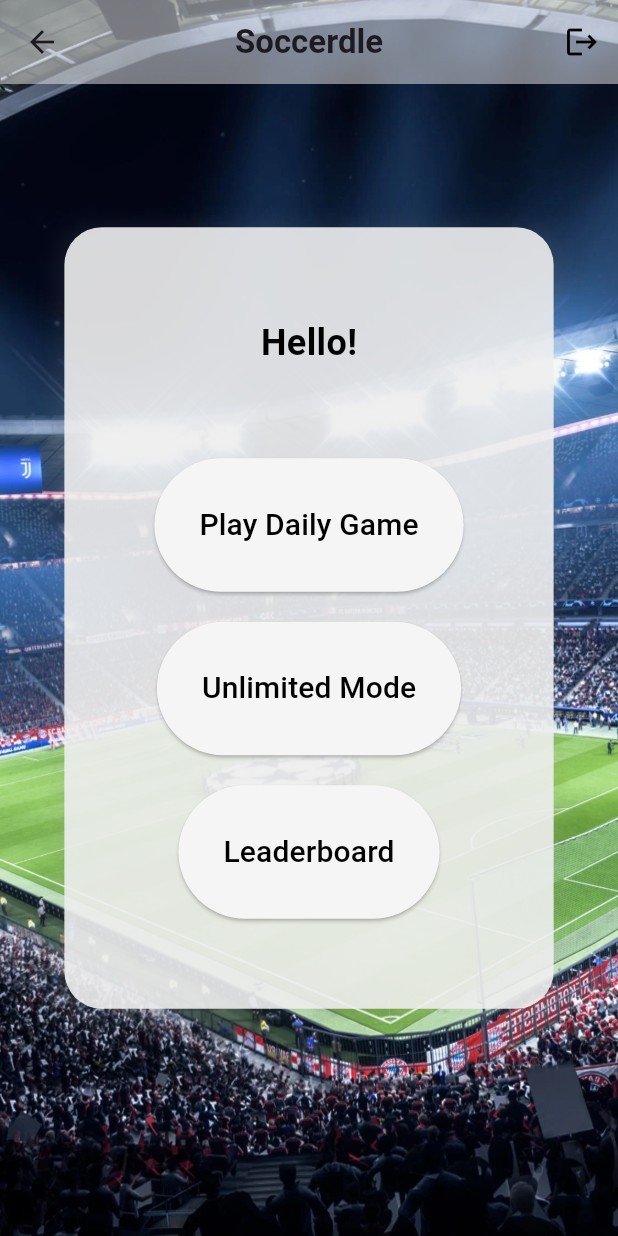
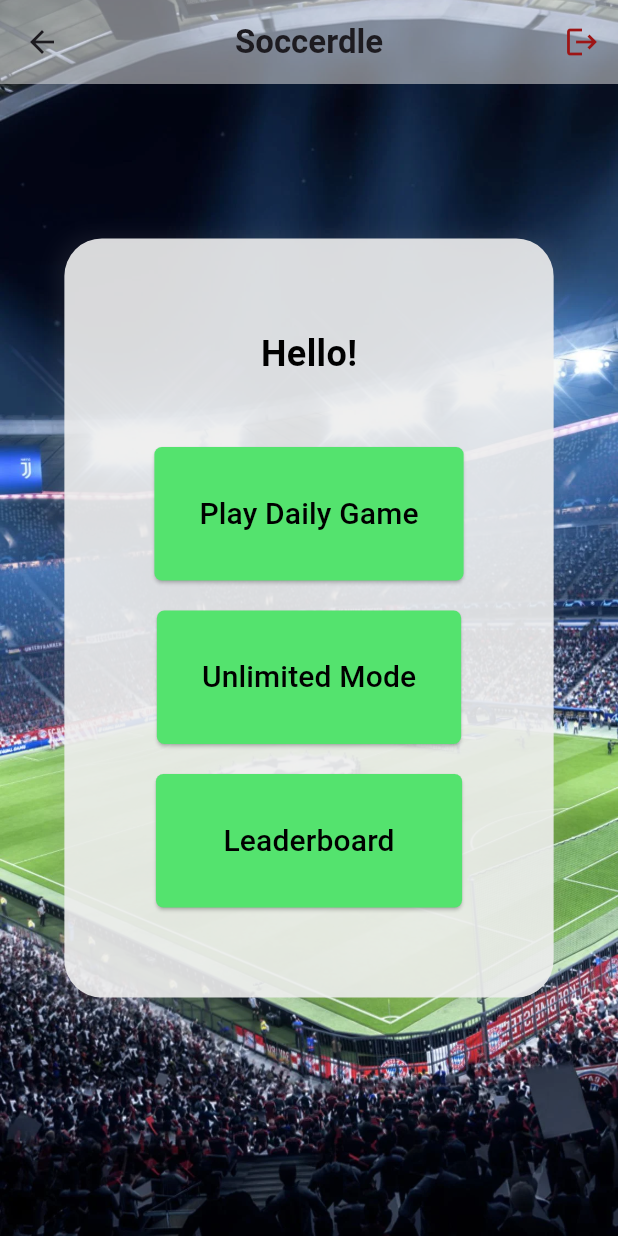
Before and after one commit to hussen2003/soccer-guesser-MERN, a Flutter app: the HomePage screen opened by its route, on a phone screen of 412 x 824 dp. Run offline on Flutter 3.47's test engine with Material 3 defaults, Android fonts, the light colour scheme and no system bars; our stand-ins replace shared_preferences, snippet_coder_utils; accounts and stored records are empty.

Commit message:
Home Page changes

```diff
--- a/soccerdle_app/lib/pages/homePage.dart
+++ b/soccerdle_app/lib/pages/homePage.dart
@@ -26,6 +26,7 @@ class _HomePageState extends State<HomePage> {
     SharedPreferences prefs = await SharedPreferences.getInstance();
     setState(() {
       name = prefs.getString('name') ?? '';
+      print('Name loaded: $name'); // Add this line for debugging
       // If name doesn't exist, set it to empty string
     });
   }
@@ -50,6 +51,7 @@ class _HomePageState extends State<HomePage> {
   Widget build(BuildContext context) {
     return SafeArea(
       child: Scaffold(
+        resizeToAvoidBottomInset: false,
         extendBodyBehindAppBar: true,
         appBar: AppBar(
           title: const Text('Soccerdle',
@@ -60,7 +62,7 @@ class _HomePageState extends State<HomePage> {
           actions: [
             IconButton(
               icon: const Icon(Icons.logout),
-              color: Colors.black,
+              color: Color.fromARGB(255, 157, 21, 21),
               onPressed: logout,
             ),
           ],
@@ -98,13 +100,16 @@ class _HomePageState extends State<HomePage> {
                       fontWeight: FontWeight.bold,
                     ),
                   ),
-                  const SizedBox(height: 60),
+                  const SizedBox(height: 45),
                   ElevatedButton(
                     onPressed: playDailyGame,
                     style: ElevatedButton.styleFrom(
-                      backgroundColor: Colors.grey[100],
-                      padding: const EdgeInsets.symmetric(
-                          vertical: 30, horizontal: 30),
+                      shape: RoundedRectangleBorder(
+                      borderRadius: BorderRadius.circular(5),
+                      ),
+
+                      backgroundColor: Color.fromARGB(255, 84, 227, 110),
+                      padding: const EdgeInsets.symmetric(vertical: 30, horizontal: 30),
                     ),
                     child: const Text(
                       'Play Daily Game',
@@ -118,9 +123,12 @@ class _HomePageState extends State<HomePage> {
                   ElevatedButton(
                     onPressed: goToUnlimitedMode,
                     style: ElevatedButton.styleFrom(
-                      backgroundColor: Colors.grey[100],
-                      padding: const EdgeInsets.symmetric(
-                          vertical: 30, horizontal: 30),
+                      shape: RoundedRectangleBorder(
+                      borderRadius: BorderRadius.circular(5),
+                      ),
+
+                      backgroundColor: Color.fromARGB(255, 84, 227, 110),
+                      padding: const EdgeInsets.symmetric(vertical: 30, horizontal: 30),
                     ),
                     child: const Text(
                       'Unlimited Mode',
@@ -134,9 +142,11 @@ class _HomePageState extends State<HomePage> {
                   ElevatedButton(
                     onPressed: goToLeaderboard,
                     style: ElevatedButton.styleFrom(
-                      backgroundColor: Colors.grey[100],
-                      padding: const EdgeInsets.symmetric(
-                          vertical: 30, horizontal: 30),
+                      shape: RoundedRectangleBorder(
+                      borderRadius: BorderRadius.circular(5),
+                      ),
+                      backgroundColor: Color.fromARGB(255, 84, 227, 110),
+                      padding: const EdgeInsets.symmetric(vertical: 30, horizontal: 45),
                     ),
                     child: const Text(
                       'Leaderboard',
--- a/soccerdle_app/lib/pages/registerPage.dart
+++ b/soccerdle_app/lib/pages/registerPage.dart
@@ -88,7 +88,7 @@ class _RegisterPageState extends State<RegisterPage> {
                         ],
                       ),
                     ),
-                    const SizedBox(height: 20),
+                    const SizedBox(height: 80),
                     Container(
                       padding: const EdgeInsets.symmetric(horizontal: 20), // Adjust padding here independently
                       child: Column(
```
